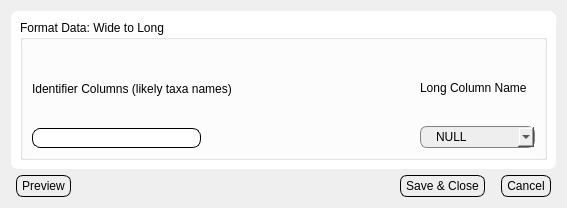
The window that Views/ui_dialog_widetolong.ui (bibsian/database-development) describes before a commit, drawn with Qt 5.
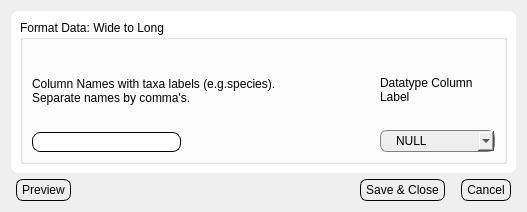
The same window after the commit.

Commit message: Updated views for user. Added new dailog box to change data from wide to long

What changed in the file:
```diff
--- a/Views/ui_dialog_widetolong.ui
+++ b/Views/ui_dialog_widetolong.ui
@@ -6,8 +6,8 @@
    <rect>
     <x>0</x>
     <y>0</y>
-    <width>567</width>
-    <height>208</height>
+    <width>527</width>
+    <height>212</height>
    </rect>
   </property>
   <property name="windowTitle">
@@ -88,7 +88,8 @@
                <item>
                 <widget class="QLabel" name="label">
                  <property name="text">
-                  <string>Identifier Columns (likely taxa names)</string>
+                  <string>Column Names with taxa labels (e.g.species).
+Separate names by comma's.</string>
                  </property>
                 </widget>
                </item>
@@ -119,7 +120,8 @@
                <item>
                 <widget class="QLabel" name="label_2">
                  <property name="text">
-                  <string>Long Column Name</string>
+                  <string>Datatype Column
+Label</string>
                  </property>
                 </widget>
                </item>
```
Left out of the diff: 2 changed lines with no effect on the pictures. The commit also changes 14 other files.
